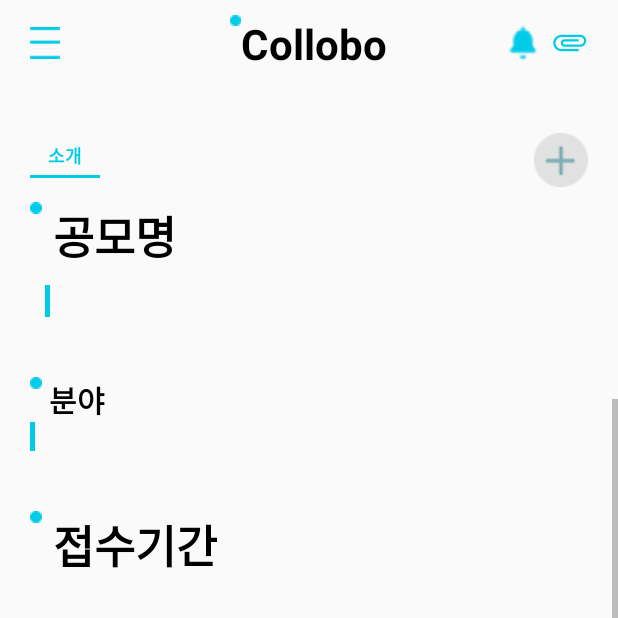
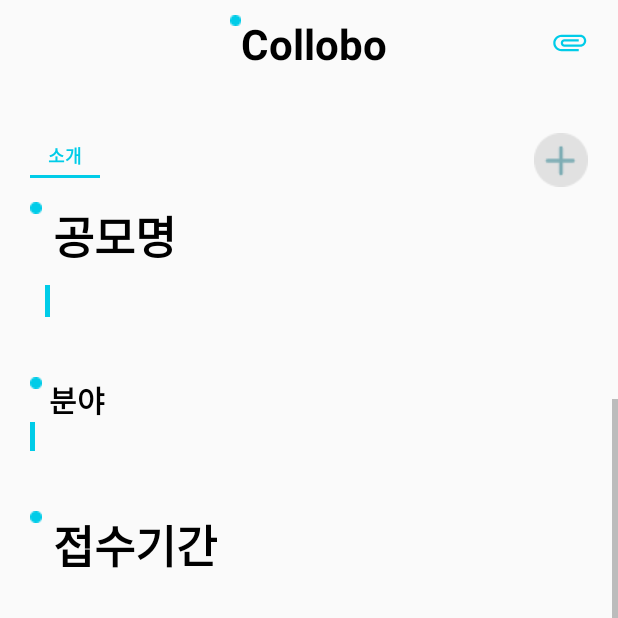
Before and after one commit to EJ-pro/Collobo-Station, an Android app: the ContestDetailActivity screen opened directly, with no data from a screen before it, scrolled down 509 dp, on a phone screen of 412 x 824 dp, the top half of it. Run offline under Robolectric (Android 15) with nearby library versions, the phone set to English and light mode, and no system bars; our stand-ins replace Firebase (no records; nobody signed in at launch, a user with empty details on screens opened directly).

Commit message:
스크랩 추가 방식 변경

```diff
--- a/app/src/main/res/layout/fragment_contest_detail.xml
+++ b/app/src/main/res/layout/fragment_contest_detail.xml
@@ -18,11 +18,6 @@
             android:layout_gravity="center"
             android:layout_marginLeft="20dp"
             android:layout_weight="1">
-            <ImageButton
-                android:layout_width="wrap_content"
-                android:layout_height="wrap_content"
-                android:background="@android:color/transparent"
-                android:src="@drawable/image_meunbar_maincolor"/>
         </LinearLayout>
         <LinearLayout
             android:layout_width="0dp"
@@ -56,12 +51,6 @@
             android:layout_gravity="center"
             android:layout_marginRight="20dp"
             android:layout_weight="1">
-        <ImageView
-            android:layout_width="25dp"
-            android:layout_height="25dp"
-            android:layout_gravity="center"
-            android:layout_marginRight="5dp"
-            android:src="@drawable/image_alarm"/>
         <ImageButton
             android:id="@+id/shareBtn"
             android:layout_width="25dp"
@@ -114,6 +103,7 @@
                         android:layout_height="match_parent"
                         android:layout_weight="1"/>
                     <ImageButton
+                        android:id="@+id/scrap_add"
                         android:layout_width="wrap_content"
                         android:layout_height="wrap_content"
                         android:src="@drawable/image_plus_btn"
```
Also changed, not shown: app/src/main/java/com/example/collobo_station/Fragment/Home/ContestDetailActivity.kt (+72 -0 lines), app/src/main/res/layout/action_protfolio_management.xml (+1 -14 lines).
